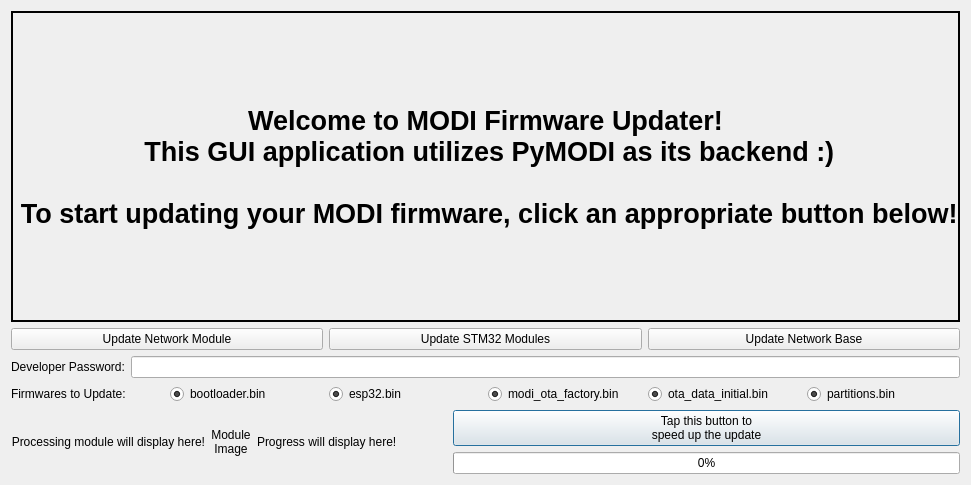
Before: the Qt Designer form modi/assets/modi_firmware_updater.ui in LUXROBO/pymodi, drawn with Qt 5.
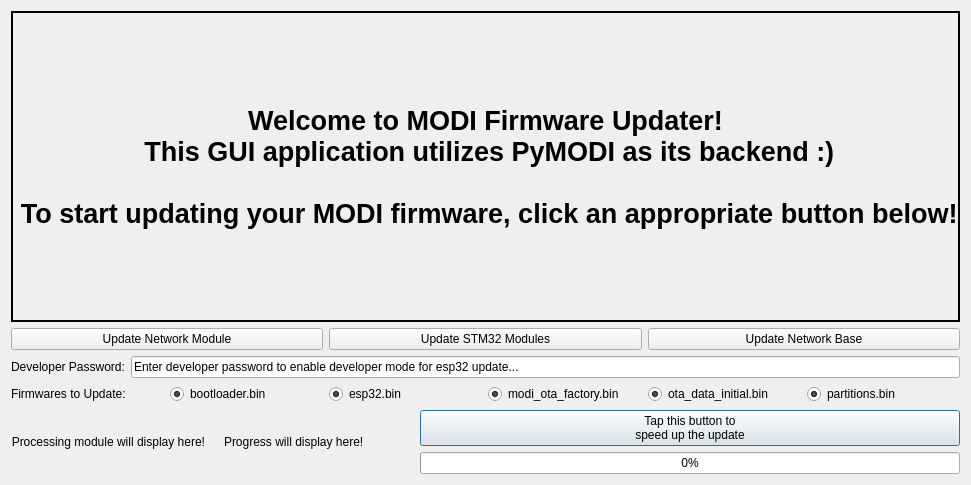
After: the same form once the commit is applied. Icons and pictures are not drawn.

Commit message: Add placeholder statement in developer password field

What changed in the file:
```diff
--- a/modi/assets/modi_firmware_updater.ui
+++ b/modi/assets/modi_firmware_updater.ui
@@ -46,8 +46,7 @@
           </font>
          </property>
          <property name="text">
-          <string>Module 
-Image</string>
+          <string/>
          </property>
          <property name="pixmap">
           <pixmap>assets/imgs/network.png</pixmap>
@@ -195,7 +194,11 @@
         </widget>
        </item>
        <item>
-        <widget class="QLineEdit" name="password_field"/>
+        <widget class="QLineEdit" name="password_field">
+         <property name="text">
+          <string>Enter developer password to enable developer mode for esp32 update...</string>
+         </property>
+        </widget>
        </item>
       </layout>
      </item>
```
